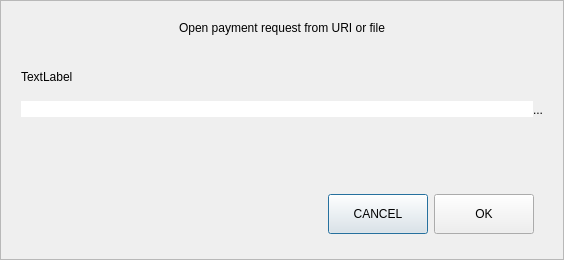
Before: the Qt Designer form src/qt/forms/openuridialog.ui in eons-finance/ALQO, drawn with Qt 5.
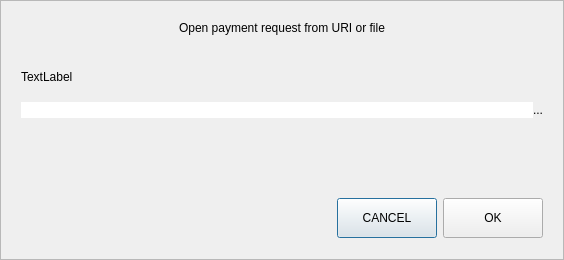
After: the same form once the commit is applied. Custom widgets are drawn as their Qt base class.

What changed in the file:
```diff
--- a/src/qt/forms/openuridialog.ui
+++ b/src/qt/forms/openuridialog.ui
@@ -106,7 +106,7 @@
           <property name="minimumSize">
            <size>
             <width>0</width>
-            <height>41</height>
+            <height>42</height>
            </size>
           </property>
           <property name="toolTip">
@@ -150,6 +150,18 @@
          </size>
         </property>
         <layout class="QHBoxLayout" name="horizontalLayout_2">
+         <property name="leftMargin">
+          <number>0</number>
+         </property>
+         <property name="topMargin">
+          <number>0</number>
+         </property>
+         <property name="rightMargin">
+          <number>0</number>
+         </property>
+         <property name="bottomMargin">
+          <number>0</number>
+         </property>
          <item>
           <spacer name="horizontalSpacer">
            <property name="orientation">
```
